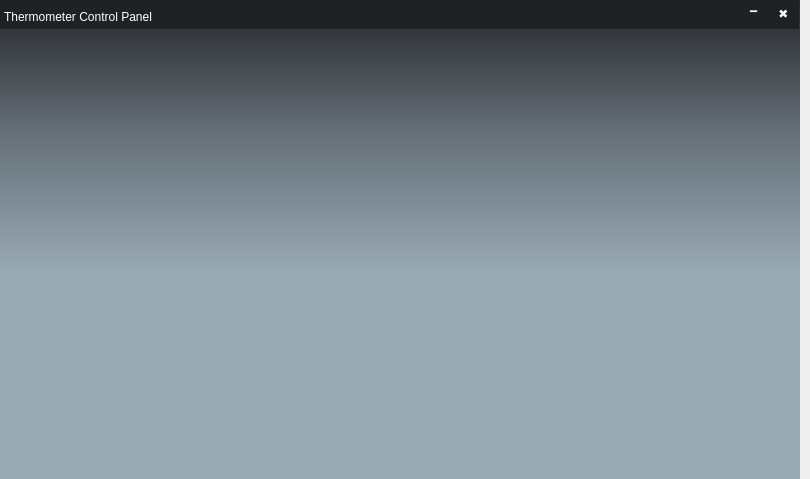
Aecef/DesignLab1, file control_panel.ui: the form before one commit.
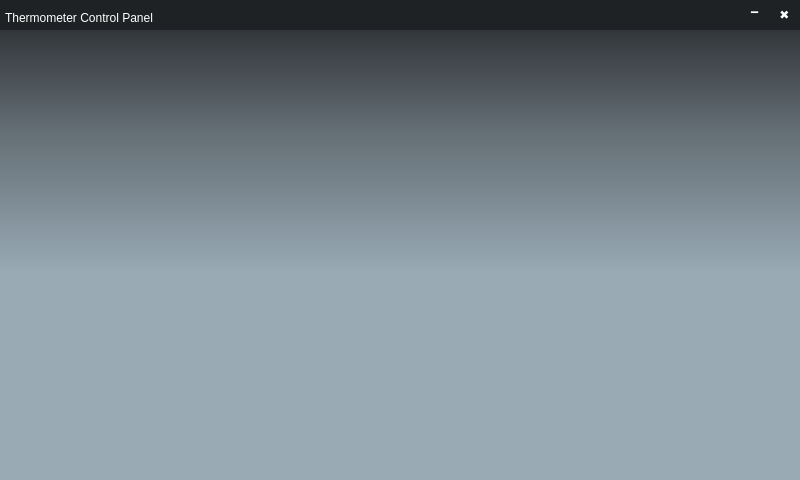
The form after the commit.

Commit message: made gui frameless

Diff of the .ui file:
```diff
--- a/control_panel.ui
+++ b/control_panel.ui
@@ -6,8 +6,8 @@
    <rect>
     <x>0</x>
     <y>0</y>
-    <width>810</width>
-    <height>479</height>
+    <width>800</width>
+    <height>480</height>
    </rect>
   </property>
   <property name="windowTitle">
@@ -17,8 +17,8 @@
    <widget class="QWidget" name="widget" native="true">
     <property name="geometry">
      <rect>
-      <x>-1</x>
-      <y>-1</y>
+      <x>0</x>
+      <y>0</y>
       <width>801</width>
       <height>481</height>
      </rect>
```
The commit also changes 2 other files.
